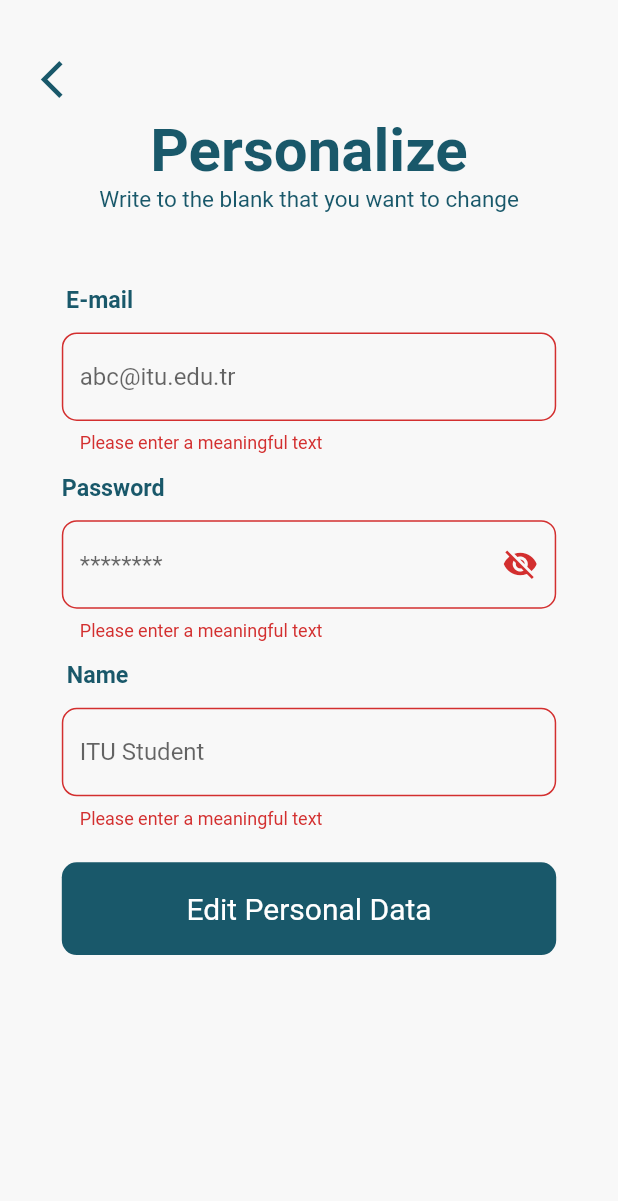
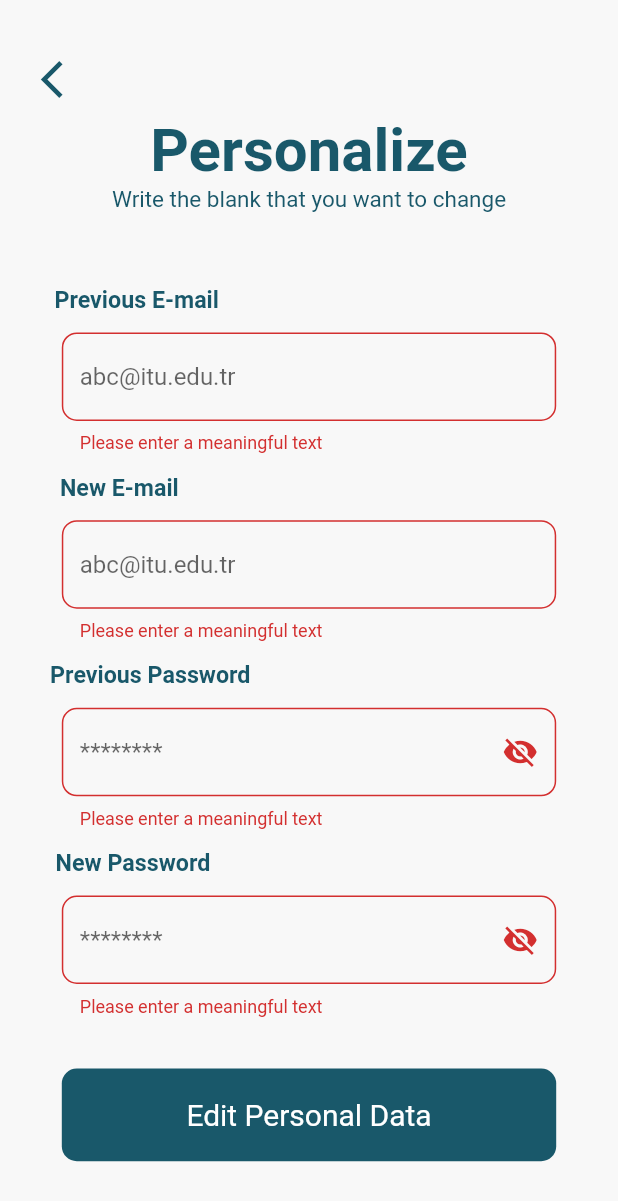
Before and after one commit to atlamaz18/Authentication, a Flutter app: the EditProfile screen opened directly, after a tap on "Edit Personal Data", on a phone screen of 412 x 824 dp. Shown: the top 1201 px of the screen. Run offline on Flutter 3.47's test engine with Material 2 defaults, Android fonts, the phone set to English and light mode, and no system bars; our stand-ins replace geolocator, google_fonts, local_auth, settings_ui; Roboto replaces fonts that are missing (Poppins).

Commit message:
Edit Profile Changes

```diff
--- a/lib/View/Main/EditProfile.dart
+++ b/lib/View/Main/EditProfile.dart
@@ -1,8 +1,15 @@
 import 'package:authentication/View/Main/Settings.dart';
 import 'package:flutter/material.dart';
+import 'package:flutter/services.dart';
+import 'package:http/http.dart' as http;
+import 'dart:convert';
+import 'package:local_auth/local_auth.dart';
+
 
 TextEditingController passwordController = TextEditingController();
+TextEditingController newpasswordController = TextEditingController();
 TextEditingController emailController = TextEditingController();
+TextEditingController newemailController = TextEditingController();
 TextEditingController fullNameController = TextEditingController();
 
 class EditProfile extends StatefulWidget {
@@ -14,6 +21,7 @@ class EditProfile extends StatefulWidget {
 
 class _EditProfileState extends State<EditProfile> {
   static final formGlobalKey3 = GlobalKey<FormState>();
+  final LocalAuthentication auth = LocalAuthentication();
 
   @override
   Widget build(BuildContext context) {
@@ -60,7 +68,7 @@ class _EditProfileState extends State<EditProfile> {
                       children: <TextSpan>[
                         TextSpan(text: 'Personalize\n'),
                         TextSpan(
-                          text: 'Write to the blank that you want to change',
+                          text: 'Write the blank that you want to change',
                           style: TextStyle(color: Color(0XFF19586A),
                               fontSize: 15,
                               fontWeight: FontWeight.w400),)
@@ -70,7 +78,7 @@ class _EditProfileState extends State<EditProfile> {
                   SizedBox(height: size.height * 0.060),
                   const Align(
                     alignment: Alignment(-0.76, 0),
-                    child: Text("E-mail",
+                    child: Text("Previous E-mail",
                         textAlign: TextAlign.left,
                         style: TextStyle(
                             fontSize: 15.5,
@@ -101,7 +109,38 @@ class _EditProfileState extends State<EditProfile> {
                   SizedBox(height: size.height * 0.015),
                   const Align(
                     alignment: Alignment(-0.76, 0),
-                    child: Text("Password",
+                    child: Text("New E-mail",
+                        textAlign: TextAlign.left,
+                        style: TextStyle(
+                            fontSize: 15.5,
+                            fontFamily: 'Poppins',
+                            color: Color.fromRGBO(25, 88, 106, 1),
+                            fontWeight: FontWeight.bold)),
+                  ),
+                  SizedBox(height: size.height * 0.015),
+                  SizedBox(
+                    height: size.height * 0.1,
+                    width: size.width * 0.8,
+                    child: TextFormField(
+                      controller: newemailController,
+                      keyboardType: TextInputType.emailAddress,
+                      validator: (sValue) {
+                        if (sValue == null || sValue.isEmpty) {
+                          return 'Please enter a meaningful text';
+                        }
+                        return null;
+                      },
+                      decoration: InputDecoration(
+                          border: OutlineInputBorder(
+                            borderRadius: BorderRadius.circular(10),
+                          ),
+                          hintText: "abc@itu.edu.tr"),
+                    ),
+                  ),
+                  SizedBox(height: size.height * 0.015),
+                  const Align(
+                    alignment: Alignment(-0.76, 0),
+                    child: Text("Previous Password",
                         textAlign: TextAlign.left,
                         style: TextStyle(
                             fontSize: 15.5,
@@ -117,35 +156,20 @@ class _EditProfileState extends State<EditProfile> {
                   SizedBox(height: size.height * 0.015),
                   const Align(
                     alignment: Alignment(-0.76, 0),
-                    child: Text("Name",
+                    child: Text("New Password",
                         textAlign: TextAlign.left,
                         style: TextStyle(
                             fontSize: 15.5,
+                            color: Color.fromRGBO(25, 88, 106, 1),
                             fontFamily: 'Poppins',
-                            color: Color.fromRGBO(25, 88, 106, 1),
                             fontWeight: FontWeight.bold)),
                   ),
                   SizedBox(height: size.height * 0.015),
                   SizedBox(
-                    height: size.height * 0.1,
-                    width: size.width * 0.8,
-                    child: TextFormField(
-                      keyboardType: TextInputType.name,
-                      controller: fullNameController,
-                      validator: (sValue) {
-                        if (sValue == null || sValue.isEmpty) {
-                          return 'Please enter a meaningful text';
-                        }
-                        return null;
-                      },
-                      decoration: InputDecoration(
-                          border: OutlineInputBorder(
-                            borderRadius: BorderRadius.circular(10),
-                          ),
-                          hintText: "ITU Student"),
-                    ),
-                  ),
-                  SizedBox(height: size.height * 0.025),
+                      height: size.height * 0.1,
+                      width: size.width * 0.8,
+                      child: const NewPasswordField()),
+                  SizedBox(height: size.height * 0.04),
                   Stack(
                     alignment: Alignment.center,
                     children: [
@@ -163,16 +187,9 @@ class _EditProfileState extends State<EditProfile> {
                         width: size.width * 0.8,
                         child: TextButton(
                             onPressed: () async {
-                              // Validate returns true if the form is valid, or false otherwise.
-                              if (formGlobalKey3.currentState!.validate()) {
-                                Navigator.push(
-                                  context,
-                                  MaterialPageRoute(
-                                    builder: (context) {
-                                      return const EditProfile();
-                                    },
-                                  ),
-                                );
+                              bool isBiometric = await _authenticate();
+                              if(isBiometric){
+                                await _form();
                               }
                             },
                             child: const Text("Edit Personal Data",
@@ -191,6 +208,62 @@ class _EditProfileState extends State<EditProfile> {
         ),
       ),
     );
+
+
+  }
+
+  Future<void> _form() async {
+    if (formGlobalKey3.currentState!.validate()) {
+      final url = 'http://161.9.95.174/create_user/';
+      final response = await http.post(
+        Uri.parse(url),
+        headers: <String, String>{
+          'Content-Type':
+          'application/json; charset=UTF-8',
+        },
+        body: json.encode(<String, String>
+        {"email": emailController.text,
+          "password": passwordController.text,
+          "newemail": newemailController.text,
+          "newpassword": newpasswordController.text},
+        ),
+      );
+      if(response.statusCode == 200){
+        print("tamam status doru");
+      }
+      else{
+        print("status aslında şu");
+        print(response.statusCode);
+      }
+    }
+  }
+
+  Future<bool> _authenticate() async {
+    try{
+      bool authenticated = await auth.authenticate(
+        localizedReason: 'Biometric authentication for graduation project',
+        options: const AuthenticationOptions(
+          stickyAuth: true,
+          biometricOnly: true,
+        ),
+      );
+      print("Authenticated: $authenticated");
+      return Future.value(true);
+      // Validate returns true if the form is valid, or false otherwise.
+
+        /*Navigator.push(
+            context,
+            MaterialPageRoute(
+               builder: (context) {
+                  return const EditProfile();
+               },
+             ),
+           );*/
+
+    } on PlatformException catch (e) {
+      print(e);
+      return Future.value(false);
+    }
   }
 }
 
@@ -235,3 +308,44 @@ class _PasswordFieldState extends State<PasswordField> {
                     : Icons.visibility))));
   }
 }
+
+class NewPasswordField extends StatefulWidget {
+  const NewPasswordField({Key? key}) : super(key: key);
+
+  @override
+  State<NewPasswordField> createState() => _NewPasswordFieldState();
+}
+
+class _NewPasswordFieldState extends State<NewPasswordField> {
+  bool obsecurePassword = true;
+  void ToggleObsecure() {
+    setState(() {
+      obsecurePassword = !obsecurePassword;
+    });
+  }
+
+  @override
+  Widget build(BuildContext context) {
+    return TextFormField(
+        controller: newpasswordController,
+        keyboardType: TextInputType.visiblePassword,
+        obscureText: obsecurePassword,
+        //validator: (val) => (val!.length< 8 || val.isEmpty) ? 'Please enter a meaningful text' : null,
+        validator: (sValue) {
+          if (sValue == null || sValue.isEmpty) {
+            return 'Please enter a meaningful text';
+          } else if (sValue.length < 2) {
+            return 'Password is shorter than 8 characters.';
+          }
+          return null;
+        },
+        decoration: InputDecoration(
+            border: OutlineInputBorder(borderRadius: BorderRadius.circular(10)),
+            hintText: "********",
+            suffixIcon: IconButton(
+                onPressed: ToggleObsecure,
+                icon: Icon(obsecurePassword
+                    ? Icons.visibility_off
+                    : Icons.visibility))));
+  }
+}
--- a/lib/View/Main/Settings.dart
+++ b/lib/View/Main/Settings.dart
@@ -1,9 +1,7 @@
 import 'package:authentication/View/Main/EditProfile.dart';
 import 'package:authentication/View/Main/MainLayout.dart';
-import 'package:flutter/gestures.dart';
 import 'package:flutter/material.dart';
 import 'package:settings_ui/settings_ui.dart';
-import 'package:local_auth/local_auth.dart';
 
 import 'package:http/http.dart' as http;
 import "dart:convert";
@@ -39,7 +37,6 @@ class SettingsPage extends StatefulWidget {
 class _SettingsPageState extends State<SettingsPage> {
   @override
   Widget build(BuildContext context) {
-    Size size = MediaQuery.of(context).size;
     bool _fingerprint = false;
     bool _facescan = false;
 
@@ -129,7 +126,26 @@ class _SettingsPageState extends State<SettingsPage> {
               SettingsTile.navigation(
                 leading: const Icon(Icons.note_alt_sharp),
                 title: const Text('If you add specific number of mandatory locations, the app cannot be opened in another locations'),
-
+              ),
+            ],
+          ),
+          SettingsSection(
+            title: const Text('Face Recognition'),
+            tiles: <SettingsTile>[
+              SettingsTile.navigation(
+                leading: const Icon(Icons.edit),
+                title: const Text('Edit Profile'),
+                value: const Text('Change your password etc'),
+                onPressed: (BuildContext context) {
+                  Navigator.push(
+                    context,
+                    MaterialPageRoute(
+                      builder: (context) {
+                        return EditProfile();
+                      },
+                    ),
+                  );
+                },
               ),
             ],
           ),
```
